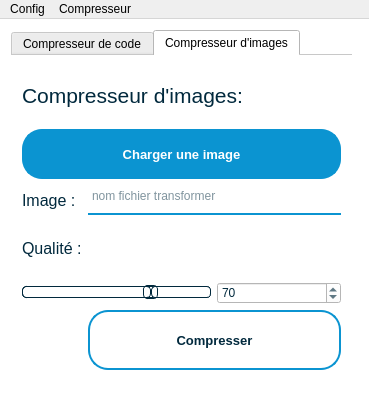
Old version of the form Minifier/mainwindow.ui in the repository Minifier/Minifier.
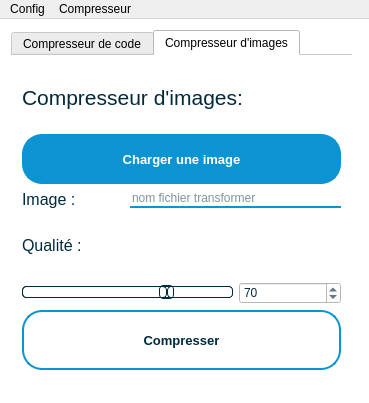
New version of the form. The open tabs and pages were chosen to show the change. Icons and pictures are not drawn.

Diff of the .ui file:
```diff
--- a/Minifier/mainwindow.ui
+++ b/Minifier/mainwindow.ui
@@ -380,25 +380,11 @@
            <enum>QLayout::SetMinAndMaxSize</enum>
           </property>
           <item>
-           <widget class="QTextEdit" name="fileName">
-            <property name="maximumSize">
-             <size>
-              <width>16777215</width>
-              <height>30</height>
-             </size>
-            </property>
+           <widget class="QLineEdit" name="fileName">
             <property name="styleSheet">
-             <string notr="true">QTextEdit{
-background-color:#fff;
+             <string notr="true">background-color:#fff;
 border:0 solid #0b94d1;
-border-bottom: 2px solid #0b94d1;
-}</string>
-            </property>
-            <property name="verticalScrollBarPolicy">
-             <enum>Qt::ScrollBarAlwaysOff</enum>
-            </property>
-            <property name="horizontalScrollBarPolicy">
-             <enum>Qt::ScrollBarAlwaysOff</enum>
+border-bottom: 2px solid #0b94d1;</string>
             </property>
             <property name="placeholderText">
              <string>nom fichier transformer</string>
@@ -540,43 +526,6 @@
           </property>
          </widget>
         </item>
-        <item row="5" column="1" colspan="2">
-         <widget class="QPushButton" name="launchImage">
-          <property name="minimumSize">
-           <size>
-            <width>60</width>
-            <height>60</height>
-           </size>
-          </property>
-          <property name="maximumSize">
-           <size>
-            <width>16777215</width>
-            <height>60</height>
-           </size>
-          </property>
-          <property name="font">
-           <font>
-            <pointsize>10</pointsize>
-            <weight>75</weight>
-            <bold>true</bold>
-           </font>
-          </property>
-          <property name="styleSheet">
-           <string notr="true">QPushButton {
-border: 2px solid #0b94d1;
-border-radius:20px;
-color:#01293d;
-}
-QPushButton:hover{
-background-color: #0b94d1;
-color: white;
-}</string>
-          </property>
-          <property name="text">
-           <string>Compresser</string>
-          </property>
-         </widget>
-        </item>
         <item row="3" column="0">
          <widget class="QLabel" name="labelQuality">
           <property name="font">
@@ -595,6 +544,43 @@
           </property>
          </widget>
         </item>
+        <item row="5" column="0" colspan="3">
+         <widget class="QPushButton" name="launchImage">
+          <property name="minimumSize">
+           <size>
+            <width>60</width>
+            <height>60</height>
+           </size>
+          </property>
+          <property name="maximumSize">
+           <size>
+            <width>16777215</width>
+            <height>60</height>
+           </size>
+          </property>
+          <property name="font">
+           <font>
+            <pointsize>10</pointsize>
+            <weight>75</weight>
+            <bold>true</bold>
+           </font>
+          </property>
+          <property name="styleSheet">
+           <string notr="true">QPushButton {
+border: 2px solid #0b94d1;
+border-radius:20px;
+color:#01293d;
+}
+QPushButton:hover{
+background-color: #0b94d1;
+color: white;
+}</string>
+          </property>
+          <property name="text">
+           <string>Compresser</string>
+          </property>
+         </widget>
+        </item>
        </layout>
       </widget>
      </widget>
```
Left out of the diff: 90 changed lines with no effect on the pictures.
